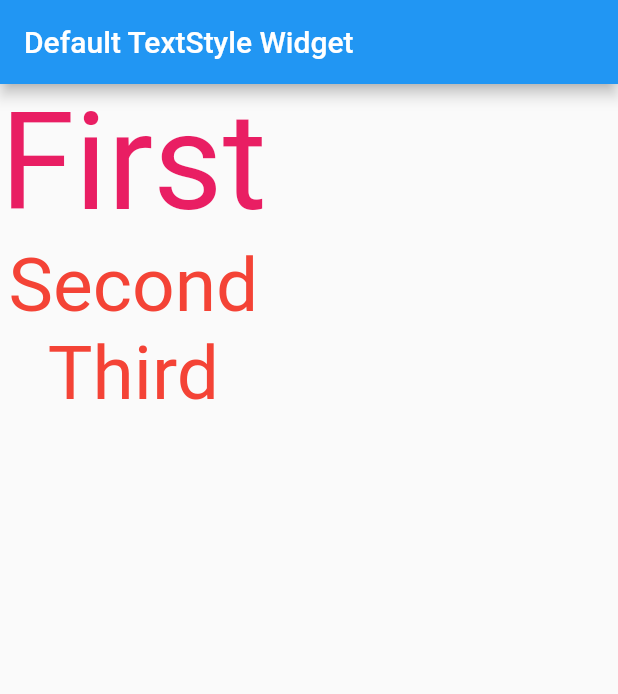
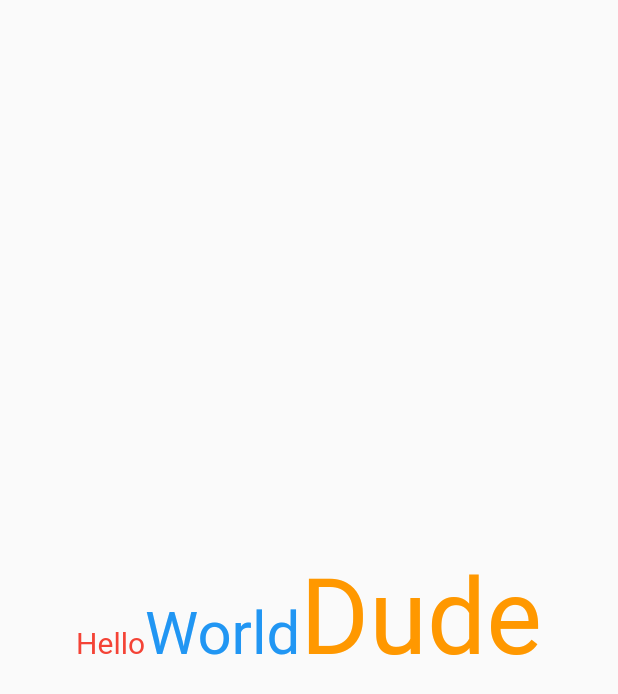
Before and after one commit to jadhavdurgesh/Flutter-widgets, a Flutter app: the screen it shows after launch, on a phone screen of 412 x 824 dp. Shown: the top 694 px of the screen. Run offline on Flutter 3.47's test engine with Material 2 defaults, Android fonts, the light colour scheme and no system bars.

Commit message:
textspan done

```diff
--- a/lib/main.dart
+++ b/lib/main.dart
@@ -1,10 +1,11 @@
 // import 'package:all_about_widgets/widgets/expanded_widget.dart';
 // import 'package:all_about_widgets/widgets/flexible_widget.dart';
 // import 'package:all_about_widgets/widgets/safearea_widget.dart';
+import 'package:all_about_widgets/widgets/textspan_widget.dart';
 import 'package:flutter/material.dart';
 
 // import 'widgets/container.dart';
-import 'widgets/default_textstyle_widget.dart';
+// import 'widgets/default_textstyle_widget.dart';
 // import 'widgets/text_widget.dart';
 
 // import 'widgets/textfield_widget.dart';
@@ -33,7 +34,7 @@
         // is not restarted.
         primarySwatch: Colors.blue,
       ),
-      home: const DefaultTextStyleWidget(),
+      home: const TextSpanWidget(),
     );
   }
 }
--- /dev/null
+++ b/lib/widgets/textspan_widget.dart
@@ -0,0 +1,43 @@
+import 'package:flutter/material.dart';
+
+class TextSpanWidget extends StatefulWidget {
+  const TextSpanWidget({super.key});
+
+  @override
+  State<TextSpanWidget> createState() => _TextSpanWidgetState();
+}
+
+class _TextSpanWidgetState extends State<TextSpanWidget> {
+  @override
+  Widget build(BuildContext context) {
+    return const Scaffold(
+      body: Center(
+        child: Text.rich(
+          TextSpan(
+            text: 'Hello',
+            style: TextStyle(
+              fontSize: 20,
+              color: Colors.red
+            ),
+            children: <InlineSpan>[
+              TextSpan(
+                text: 'World',
+                style: TextStyle(
+                  fontSize: 40,
+                  color: Colors.blue
+                )
+              ),
+              TextSpan(
+                text: 'Dude',
+                style: TextStyle(
+                  fontSize: 70,
+                  color: Colors.orange
+                )
+              )
+            ]
+            )
+          )
+        ),
+      );
+  }
+}
```
